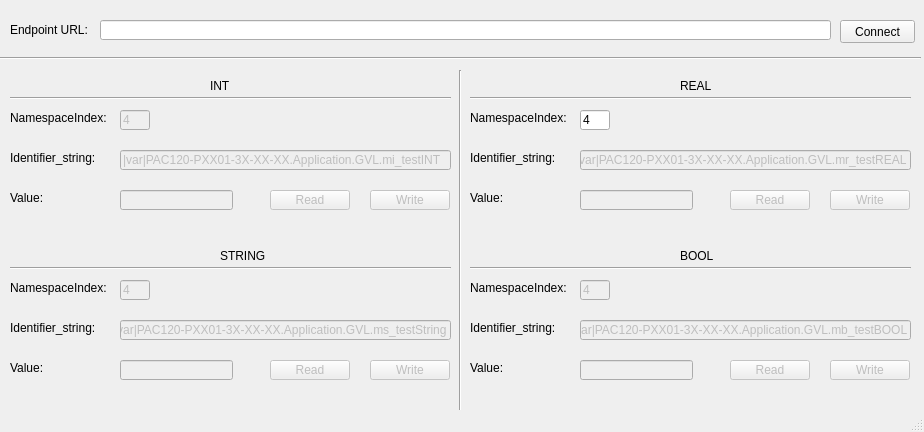
This is mainwindow.ui in makezzg/Qt_OpcuaClient as Qt 5 draws it before an edit. The edited form follows.
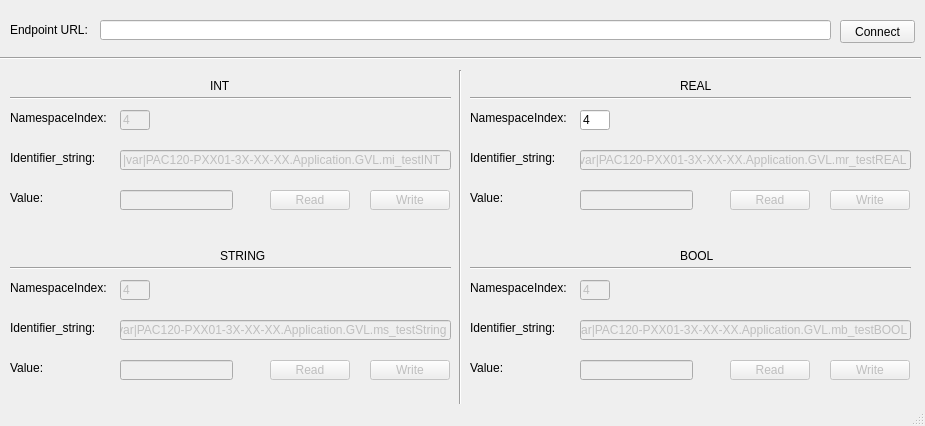
This is the edited form.

Commit message: 删除不必要的信号和槽，以及相对应的控件

The edit to the form file:
```diff
--- a/mainwindow.ui
+++ b/mainwindow.ui
@@ -6,8 +6,8 @@
    <rect>
     <x>0</x>
     <y>0</y>
-    <width>924</width>
-    <height>432</height>
+    <width>925</width>
+    <height>426</height>
    </rect>
   </property>
   <property name="windowTitle">
```
Left out of the diff: 285 changed lines with no effect on the pictures. The commit also changes 2 other files.
